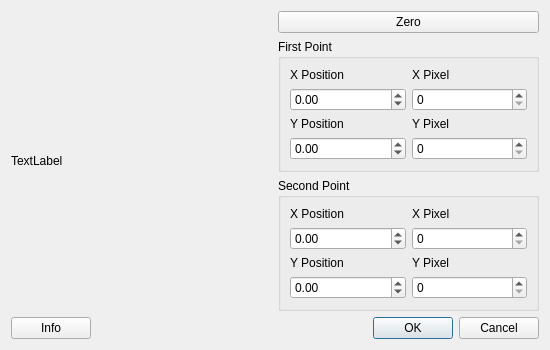
The window that components/CameraPlatina/calibration.ui (FranciscoGauna/Microscopy-Program) describes before a commit, drawn with Qt 5.
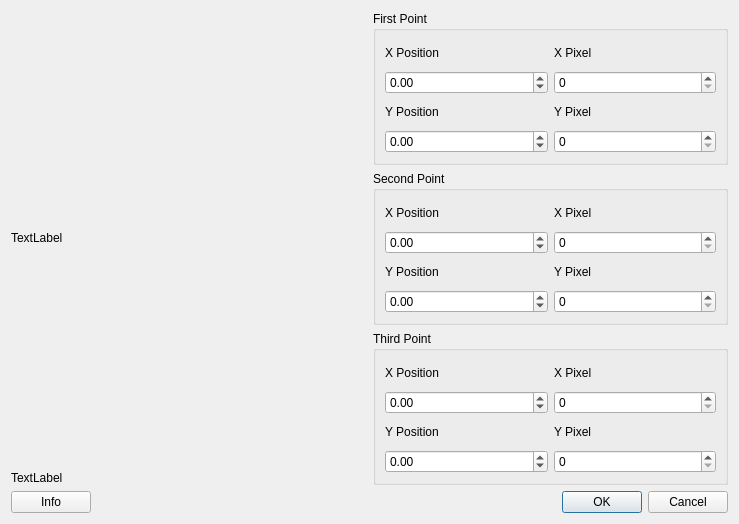
The same window after the commit.

What changed in the file:
```diff
--- a/components/CameraPlatina/calibration.ui
+++ b/components/CameraPlatina/calibration.ui
@@ -6,8 +6,8 @@
    <rect>
     <x>0</x>
     <y>0</y>
-    <width>550</width>
-    <height>322</height>
+    <width>739</width>
+    <height>524</height>
    </rect>
   </property>
   <property name="windowTitle">
@@ -18,6 +18,13 @@
     <layout class="QHBoxLayout" name="general_layout">
      <item>
       <layout class="QVBoxLayout" name="display_lt">
+       <item>
+        <widget class="QLabel" name="image_label">
+         <property name="text">
+          <string>TextLabel</string>
+         </property>
+        </widget>
+       </item>
        <item>
         <widget class="QLabel" name="display_label">
          <property name="sizePolicy">
@@ -35,13 +42,6 @@
      </item>
      <item>
       <layout class="QVBoxLayout" name="points_layout">
-       <item>
-        <widget class="QPushButton" name="zero_bt">
-         <property name="text">
-          <string>Zero</string>
-         </property>
-        </widget>
-       </item>
        <item>
         <widget class="QGroupBox" name="first_point_gb">
          <property name="title">
@@ -125,20 +125,6 @@
           <string>Second Point</string>
          </property>
          <layout class="QGridLayout" name="gridLayout_2">
-          <item row="0" column="0">
-           <widget class="QLabel" name="x2_pos_lb">
-            <property name="text">
-             <string>X Position</string>
-            </property>
-           </widget>
-          </item>
-          <item row="0" column="1">
-           <widget class="QLabel" name="x2_pixel_lb">
-            <property name="text">
-             <string>X Pixel</string>
-            </property>
-           </widget>
-          </item>
           <item row="1" column="0">
            <widget class="QDoubleSpinBox" name="x2_pos_sb">
             <property name="minimum">
@@ -152,20 +138,6 @@
             </property>
            </widget>
           </item>
-          <item row="1" column="1">
-           <widget class="QSpinBox" name="x2_pixel_sb">
-            <property name="maximum">
-             <number>1080</number>
-            </property>
-           </widget>
-          </item>
-          <item row="2" column="0">
-           <widget class="QLabel" name="y2_pos_lb">
-            <property name="text">
-             <string>Y Position</string>
-            </property>
-           </widget>
-          </item>
           <item row="2" column="1">
            <widget class="QLabel" name="y2_pixel_lb">
             <property name="text">
@@ -186,8 +158,113 @@
             </property>
            </widget>
           </item>
+          <item row="1" column="1">
+           <widget class="QSpinBox" name="x2_pixel_sb">
+            <property name="maximum">
+             <number>1080</number>
+            </property>
+           </widget>
+          </item>
+          <item row="2" column="0">
+           <widget class="QLabel" name="y2_pos_lb">
+            <property name="text">
+             <string>Y Position</string>
+            </property>
+           </widget>
+          </item>
+          <item row="0" column="1">
+           <widget class="QLabel" name="x2_pixel_lb">
+            <property name="text">
+             <string>X Pixel</string>
+            </property>
+           </widget>
+          </item>
           <item row="3" column="1">
            <widget class="QSpinBox" name="y2_pixel_sb">
+            <property name="maximum">
+             <number>1080</number>
+            </property>
+           </widget>
+          </item>
+          <item row="0" column="0">
+           <widget class="QLabel" name="x2_pos_lb">
+            <property name="text">
+             <string>X Position</string>
+            </property>
+           </widget>
+          </item>
+         </layout>
+        </widget>
+       </item>
+       <item>
+        <widget class="QGroupBox" name="third_point_gb">
+         <property name="title">
+          <string>Third Point</string>
+         </property>
+         <layout class="QGridLayout" name="gridLayout_3">
+          <item row="0" column="0">
+           <widget class="QLabel" name="x3_pos_lb">
+            <property name="text">
+             <string>X Position</string>
+            </property>
+           </widget>
+          </item>
+          <item row="0" column="1">
+           <widget class="QLabel" name="x3_pixel_lb">
+            <property name="text">
+             <string>X Pixel</string>
+            </property>
+           </widget>
+          </item>
+          <item row="1" column="0">
+           <widget class="QDoubleSpinBox" name="x3_pos_sb">
+            <property name="minimum">
+             <double>-9999999.000000000000000</double>
+            </property>
+            <property name="maximum">
+             <double>9999999.000000000000000</double>
+            </property>
+            <property name="value">
+             <double>0.000000000000000</double>
+            </property>
+           </widget>
+          </item>
+          <item row="1" column="1">
+           <widget class="QSpinBox" name="x3_pixel_sb">
+            <property name="maximum">
+             <number>1080</number>
+            </property>
+           </widget>
+          </item>
+          <item row="2" column="0">
+           <widget class="QLabel" name="y3_pos_lb">
+            <property name="text">
+             <string>Y Position</string>
+            </property>
+           </widget>
+          </item>
+          <item row="2" column="1">
+           <widget class="QLabel" name="y3_pixel_lb">
+            <property name="text">
+             <string>Y Pixel</string>
+            </property>
+           </widget>
+          </item>
+          <item row="3" column="0">
+           <widget class="QDoubleSpinBox" name="y3_pos_sb">
+            <property name="minimum">
+             <double>-9999999.000000000000000</double>
+            </property>
+            <property name="maximum">
+             <double>9999999.000000000000000</double>
+            </property>
+            <property name="value">
+             <double>0.000000000000000</double>
+            </property>
+           </widget>
+          </item>
+          <item row="3" column="1">
+           <widget class="QSpinBox" name="y3_pixel_sb">
             <property name="maximum">
              <number>1080</number>
             </property>
```
